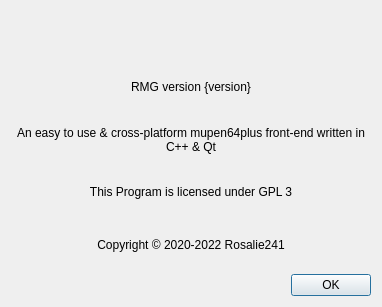
Old version of the form Source/RMG/UserInterface/Dialog/AboutDialog.ui in the repository Rosalie241/RMG.
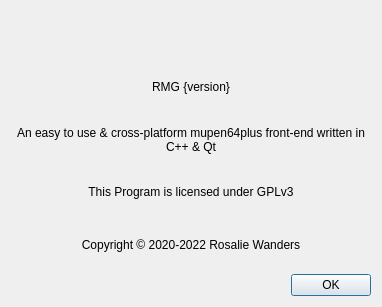
New version of the form. Icons and pictures are not drawn.

What changed in the file:
```diff
--- a/Source/RMG/UserInterface/Dialog/AboutDialog.ui
+++ b/Source/RMG/UserInterface/Dialog/AboutDialog.ui
@@ -52,7 +52,7 @@
    <item>
     <widget class="QLabel" name="versionLabel">
      <property name="text">
-      <string notr="true">RMG version {version}</string>
+      <string notr="true">RMG {version}</string>
      </property>
      <property name="alignment">
       <set>Qt::AlignCenter</set>
@@ -75,7 +75,7 @@
    <item>
     <widget class="QLabel" name="label_3">
      <property name="text">
-      <string>This Program is licensed under GPL 3</string>
+      <string>This Program is licensed under GPLv3</string>
      </property>
      <property name="alignment">
       <set>Qt::AlignCenter</set>
@@ -88,7 +88,7 @@
    <item>
     <widget class="QLabel" name="label_4">
      <property name="text">
-      <string>Copyright © 2020-2022 Rosalie241</string>
+      <string>Copyright © 2020-2022 Rosalie Wanders</string>
      </property>
      <property name="alignment">
       <set>Qt::AlignCenter</set>
```
Left out of the diff: 21 changed lines with no effect on the pictures.
